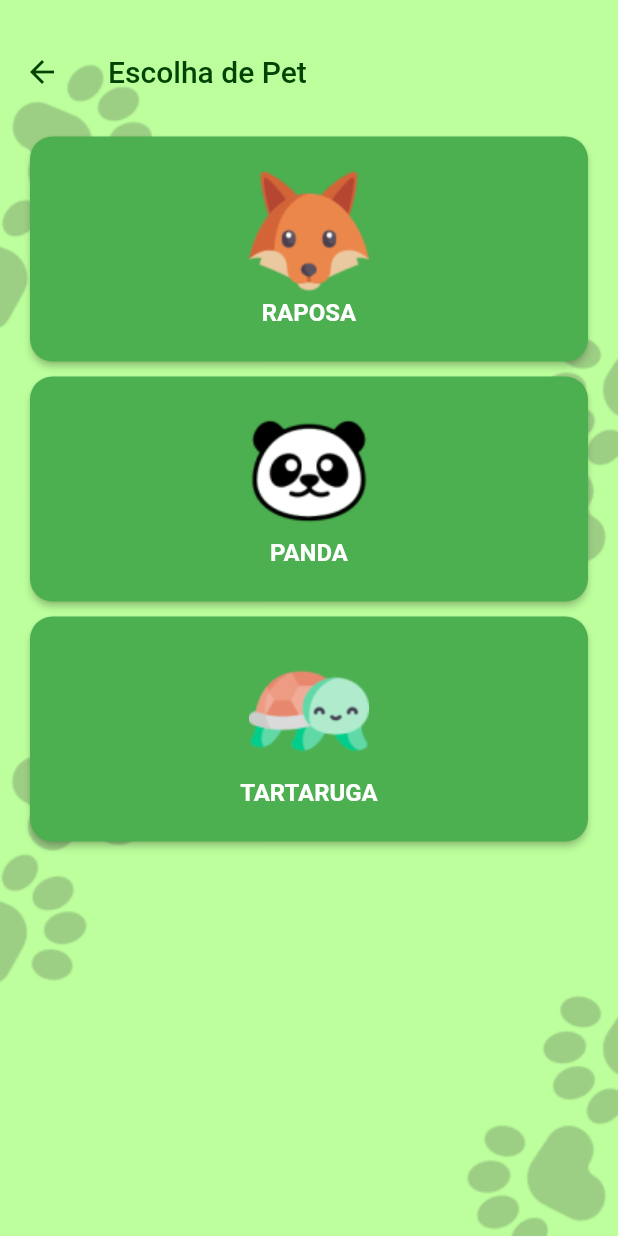
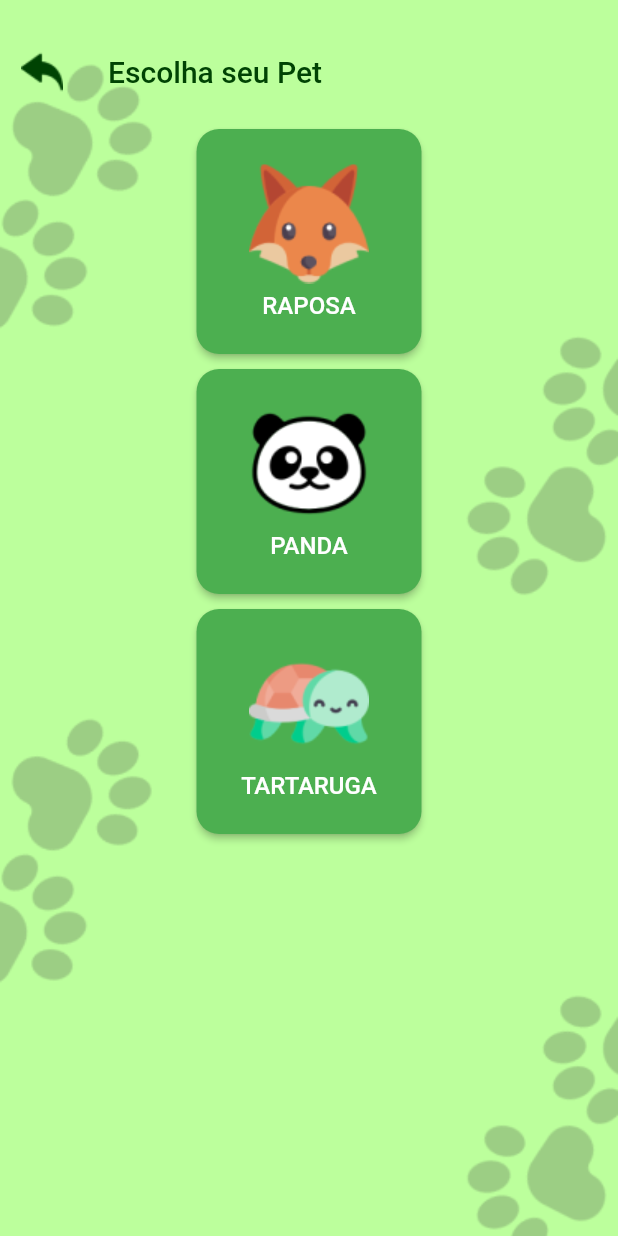
Before and after one commit to bsthaiss/zoocare, a Flutter app: the Login screen opened directly, after a tap on "Entrar", on a phone screen of 412 x 824 dp. Run offline on Flutter 3.47's test engine with Material 2 defaults, Android fonts, the phone set to English and light mode, and no system bars; Roboto replaces fonts that are missing (Super Bubble).

Commit message:
corringindo páginas

```diff
--- a/lib/login.dart
+++ b/lib/login.dart
@@ -1,5 +1,6 @@
 import 'package:flutter/material.dart';
 import 'select_pet.dart';
+import 'home.dart';
 
 class Login extends StatelessWidget {
   const Login({super.key});
@@ -40,12 +41,38 @@ class Login extends StatelessWidget {
                 backgroundColor: Colors.white,
                 textColor: Colors.black,
                 onPressed: () {
-                   Navigator.push(
+                  Navigator.push(
                     context,
                     MaterialPageRoute(
                         builder: (context) => const PetSelection()),
                   );
                 },
+              ),
+              const SizedBox(height: 15),
+              SizedBox(
+                height: 50,
+                child: ElevatedButton(
+                  onPressed: () {
+                    Navigator.push(
+                      context,
+                      MaterialPageRoute(builder: (context) => const HomePage()),
+                    );
+                  },
+                  style: ElevatedButton.styleFrom(
+                    backgroundColor: Colors.transparent,
+                    shadowColor: Colors.transparent,
+                    shape: RoundedRectangleBorder(
+                      borderRadius: BorderRadius.circular(5.0),
+                    ),
+                  ),
+                  child: const Text(
+                    'Voltar',
+                    style: TextStyle(
+                      color: Colors.grey,
+                      fontSize: 15,
+                    ),
+                  ),
+                ),
               ),
             ],
           ),
@@ -67,7 +94,10 @@ class Login extends StatelessWidget {
         fillColor: const Color(0xFFE6E6E6),
         prefixIcon: Icon(icon),
         labelText: labelText,
-        border: OutlineInputBorder(borderRadius: BorderRadius.circular(5.0)),
+        border: OutlineInputBorder(
+          borderRadius: BorderRadius.circular(5.0),
+          borderSide: BorderSide.none,
+        ),
       ),
     );
   }
@@ -79,9 +109,8 @@ class Login extends StatelessWidget {
         onPressed: () {
           Navigator.push(
             context,
-            MaterialPageRoute(
-              builder: (context) => const PetSelection()),
-            );
+            MaterialPageRoute(builder: (context) => const PetSelection()),
+          );
         },
         style: ElevatedButton.styleFrom(
           backgroundColor: Colors.green[800],
--- a/lib/select_pet.dart
+++ b/lib/select_pet.dart
@@ -21,15 +21,19 @@ class PetSelection extends StatelessWidget {
                 backgroundColor: Colors.transparent,
                 elevation: 0,
                 leading: IconButton(
-                  icon: const Icon(Icons.arrow_back, color: Color(0xFF004303)),
+                  icon:
+                      Image.asset('assets/seta_icone.png'), // Altere esta linha
                   onPressed: () => Navigator.of(context).pop(),
                 ),
                 title: const Text(
-                  'Escolha de Pet',
-                  style: TextStyle(color: Color(0xFF004303)),
+                  'Escolha seu Pet',
+                  style: TextStyle(
+                    color: Color(0xFF004303),
+                    fontFamily: 'Super Bubble',
+                  ),
                 ),
               ),
-              const SizedBox(height: 15),
+              const SizedBox(height: 10),
               const PetButton(
                 imagePath: 'assets/raposa.png',
                 petName: 'RAPOSA',
@@ -71,7 +75,7 @@ class PetButton extends StatelessWidget {
         style: ElevatedButton.styleFrom(
           backgroundColor: Colors.green,
           padding: const EdgeInsets.all(20), // Diminui o padding
-          minimumSize: const Size(double.infinity, 150), // Diminui o tamanho
+          minimumSize: const Size(150, 150), // Diminui o tamanho
           shape: RoundedRectangleBorder(
             borderRadius: BorderRadius.circular(15.0),
           ),
@@ -87,8 +91,8 @@ class PetButton extends StatelessWidget {
             Text(
               petName,
               style: const TextStyle(
+                fontFamily: 'Super Bubble',
                 fontSize: 16, // Diminui a fonte
-                fontWeight: FontWeight.bold,
                 color: Colors.white,
               ),
             ),
--- a/pubspec.yaml
+++ b/pubspec.yaml
@@ -28,3 +28,9 @@ flutter:
     - assets/raposa.png
     - assets/tartaruga.png
     - assets/logo_zoocare.png
+    - assets/seta_icone.png
+
+fonts:
+    - family: Super Bubble
+      fonts:
+        - asset: assets/font/SuperBubble.ttf
```
Also changed, not shown: assets/font/Super Bubble.ttf (added), assets/seta_icone.png (added), 1 other file.
